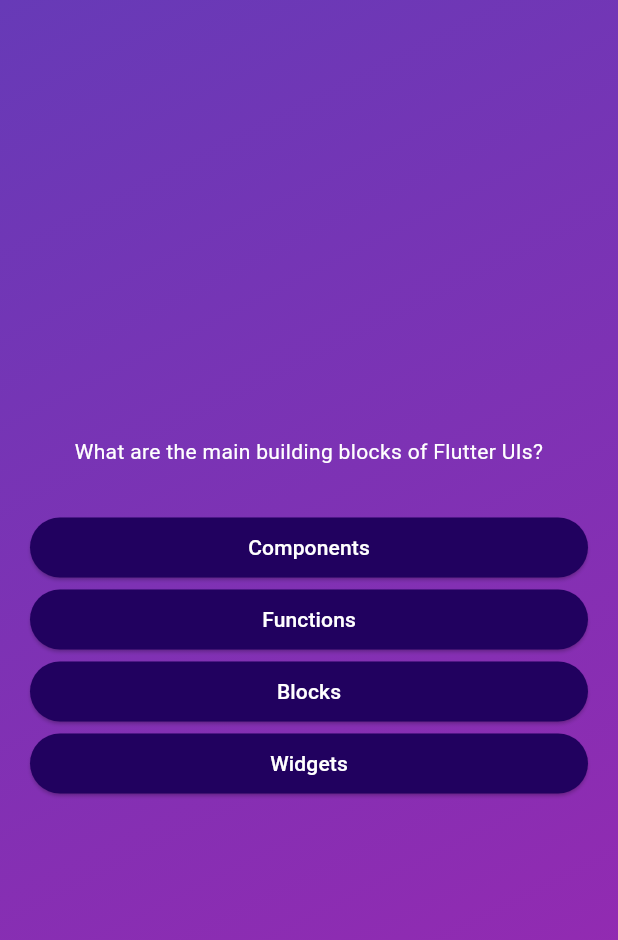
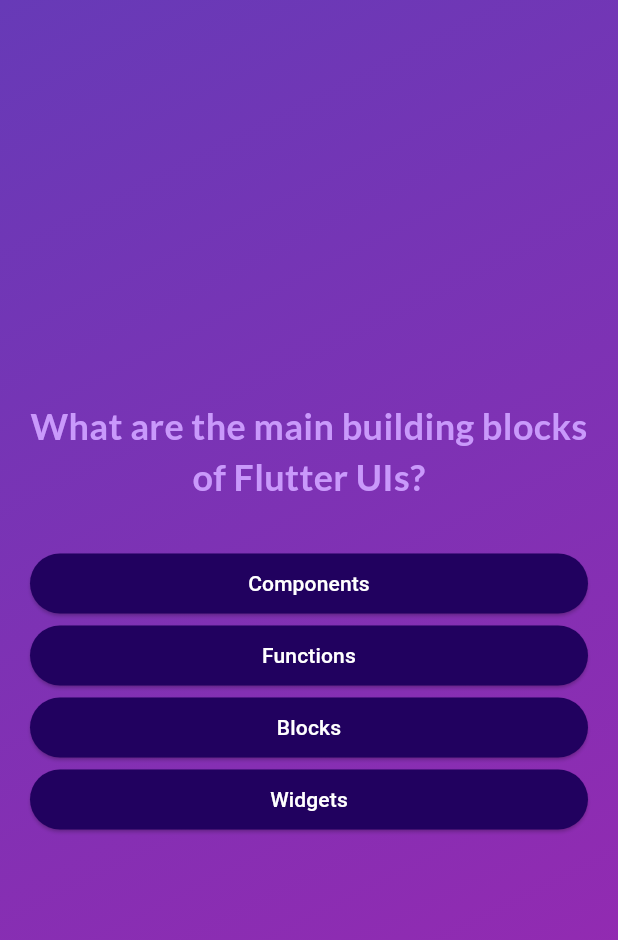
Before and after one commit to ssangttuce/FlutterEx2, a Flutter app: the screen it shows after launch, after a tap on "Start Quiz", on a phone screen of 412 x 824 dp. Shown: the top 940 px of the screen. Run offline on Flutter 3.47's test engine with Material 3 defaults, Android fonts, the phone set to English and light mode, and no system bars; our stand-ins replace google_fonts.

Commit message:
add method that shows next question to answer widget's onTap attribute and import google fonts

```diff
--- a/lib/answer_button.dart
+++ b/lib/answer_button.dart
@@ -23,7 +23,10 @@ class AnswerButton extends StatelessWidget {
         foregroundColor: Colors.white,
         shape: RoundedRectangleBorder(borderRadius: BorderRadius.circular(40)),
       ),
-      child: Text(answerText),
+      child: Text(
+        answerText,
+        textAlign: TextAlign.center,
+      ),
     );
   }
 }
--- a/lib/questions_screen.dart
+++ b/lib/questions_screen.dart
@@ -1,4 +1,5 @@
 import 'package:flutter/material.dart';
+import 'package:google_fonts/google_fonts.dart';
 import 'package:second_app/answer_button.dart';
 import 'package:second_app/data/questions.dart';
 
@@ -12,9 +13,17 @@ class QuestionsScreen extends StatefulWidget {
 }
 
 class _QuestionsScreenState extends State<QuestionsScreen> {
+  var currentQuestionIndex = 0;
+
+  void answerQuestion() {
+    setState(() {
+      currentQuestionIndex++;
+    });
+  }
+
   @override
   Widget build(context) {
-    final currentQuestion = questions[0];
+    final currentQuestion = questions[currentQuestionIndex];
 
     return SizedBox(
       width: double.infinity,
@@ -26,8 +35,10 @@ class _QuestionsScreenState extends State<QuestionsScreen> {
           children: [
             Text(
               currentQuestion.text,
-              style: const TextStyle(
-                color: Colors.white,
+              style: GoogleFonts.lato(
+                color: const Color.fromARGB(255, 201, 153, 251),
+                fontSize: 24,
+                fontWeight: FontWeight.bold,
               ),
               textAlign: TextAlign.center,
             ),
@@ -35,7 +46,7 @@ class _QuestionsScreenState extends State<QuestionsScreen> {
             ...currentQuestion.getShuffledAnswers().map((answer) {
               return AnswerButton(
                 answerText: answer,
-                onTap: () {},
+                onTap: answerQuestion,
               );
             }),
             // AnswerButton(
--- a/pubspec.yaml
+++ b/pubspec.yaml
@@ -34,6 +34,7 @@ dependencies:
     # The following adds the Cupertino Icons font to your application.
     # Use with the CupertinoIcons class for iOS style icons.
     cupertino_icons: ^1.0.2
+    google_fonts: ^6.1.0
 
 dev_dependencies:
     flutter_test:
```
Also changed, not shown: pubspec.lock, 7 other files.
